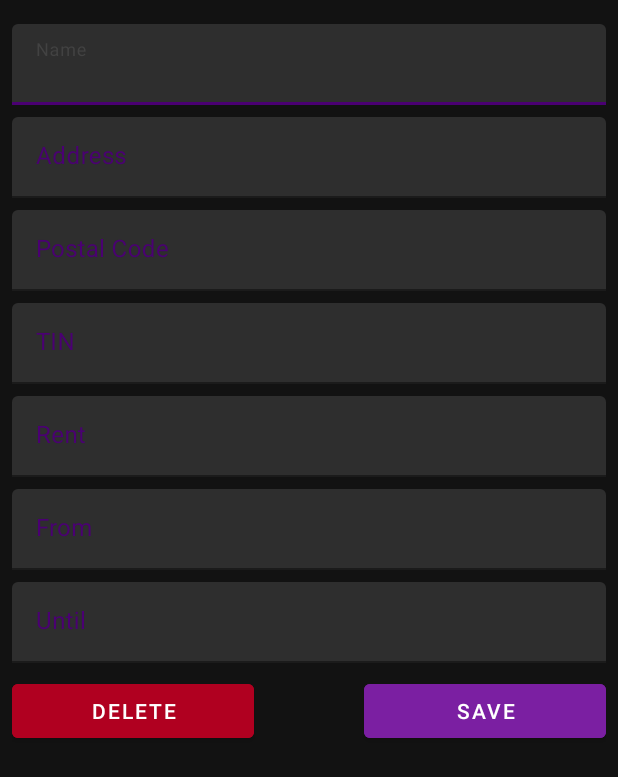
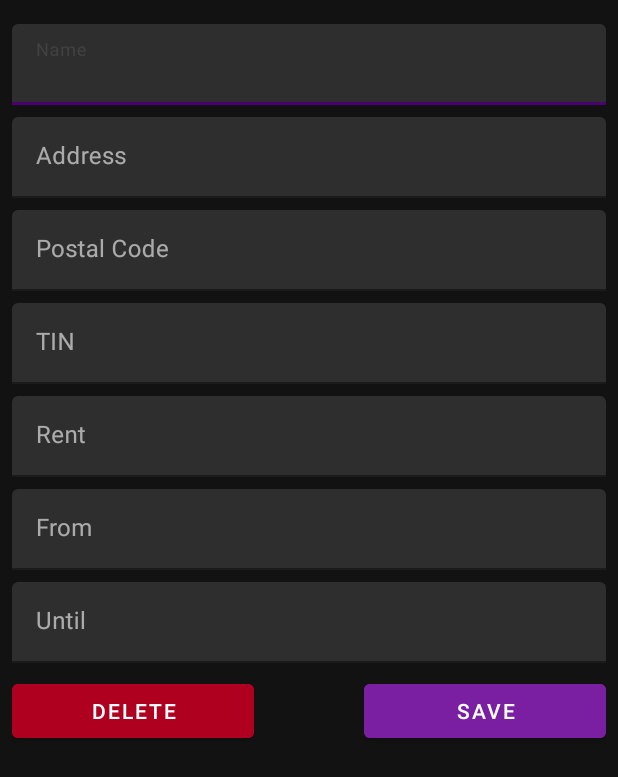
Before and after one commit to panosdim/flatman-android-app, an Android app: the layout dialog_lessee.xml on its own in the app's theme, with its tools: preview values and no code run, on a phone screen of 412 x 824 dp. Shown: the top 777 px of the screen. Run offline under Robolectric (Android 15) with nearby library versions, the phone set to English and light mode, and no system bars.

Commit message:
Fix UI hint color.

```diff
--- a/app/build.gradle
+++ b/app/build.gradle
@@ -13,8 +13,8 @@ android {
         applicationId "com.panosdim.flatman"
         minSdkVersion 26
         targetSdkVersion 29
-        versionCode 2
-        versionName '1.1'
+        versionCode 3
+        versionName '1.2'
 
         testInstrumentationRunner "androidx.test.runner.AndroidJUnitRunner"
     }
--- a/app/src/main/res/layout/dialog_balance.xml
+++ b/app/src/main/res/layout/dialog_balance.xml
@@ -15,7 +15,6 @@
         android:layout_height="wrap_content"
         android:hint="@string/date"
         android:paddingBottom="8dp"
-        android:textColorHint="@color/secondaryDarkColor"
         app:boxStrokeColor="@color/secondaryDarkColor">
 
         <com.google.android.material.textfield.TextInputEditText
@@ -35,7 +34,6 @@
         android:hint="@string/amount"
         android:paddingBottom="8dp"
         app:suffixText="@string/euro"
-        android:textColorHint="@color/secondaryDarkColor"
         app:boxStrokeColor="@color/secondaryDarkColor">
 
         <com.google.android.material.textfield.TextInputEditText
@@ -53,7 +51,6 @@
         android:layout_height="wrap_content"
         android:hint="@string/comment"
         android:paddingVertical="8dp"
-        android:textColorHint="@color/secondaryDarkColor"
         app:boxStrokeColor="@color/secondaryDarkColor">
 
         <AutoCompleteTextView
--- a/app/src/main/res/layout/dialog_flat.xml
+++ b/app/src/main/res/layout/dialog_flat.xml
@@ -13,7 +13,6 @@
         android:layout_height="wrap_content"
         android:hint="@string/name"
         android:paddingBottom="8dp"
-        android:textColorHint="@color/secondaryDarkColor"
         app:boxStrokeColor="@color/secondaryDarkColor">
 
         <com.google.android.material.textfield.TextInputEditText
@@ -30,7 +29,6 @@
         android:layout_height="wrap_content"
         android:hint="@string/address"
         android:paddingBottom="8dp"
-        android:textColorHint="@color/secondaryDarkColor"
         app:boxStrokeColor="@color/secondaryDarkColor">
 
         <com.google.android.material.textfield.TextInputEditText
@@ -47,7 +45,6 @@
         android:layout_height="wrap_content"
         android:hint="@string/floor_hint"
         android:paddingBottom="8dp"
-        android:textColorHint="@color/secondaryDarkColor"
         app:boxStrokeColor="@color/secondaryDarkColor">
 
         <com.google.android.material.textfield.TextInputEditText
--- a/app/src/main/res/layout/dialog_lessee.xml
+++ b/app/src/main/res/layout/dialog_lessee.xml
@@ -14,7 +14,6 @@
         android:layout_height="wrap_content"
         android:hint="@string/name"
         android:paddingBottom="8dp"
-        android:textColorHint="@color/secondaryDarkColor"
         app:boxStrokeColor="@color/secondaryDarkColor">
 
         <com.google.android.material.textfield.TextInputEditText
@@ -32,7 +31,6 @@
         android:layout_height="wrap_content"
         android:hint="@string/address"
         android:paddingBottom="8dp"
-        android:textColorHint="@color/secondaryDarkColor"
         app:boxStrokeColor="@color/secondaryDarkColor">
 
         <com.google.android.material.textfield.TextInputEditText
@@ -50,7 +48,6 @@
         android:layout_height="wrap_content"
         android:hint="@string/postal_code"
         android:paddingBottom="8dp"
-        android:textColorHint="@color/secondaryDarkColor"
         app:boxStrokeColor="@color/secondaryDarkColor">
 
         <com.google.android.material.textfield.TextInputEditText
@@ -69,7 +66,6 @@
         android:layout_height="wrap_content"
         android:hint="@string/tin"
         android:paddingBottom="8dp"
-        android:textColorHint="@color/secondaryDarkColor"
         app:boxStrokeColor="@color/secondaryDarkColor">
 
         <com.google.android.material.textfield.TextInputEditText
@@ -89,7 +85,6 @@
         android:hint="@string/rent"
         android:paddingBottom="8dp"
         app:suffixText="@string/euro"
-        android:textColorHint="@color/secondaryDarkColor"
         app:boxStrokeColor="@color/secondaryDarkColor">
 
         <com.google.android.material.textfield.TextInputEditText
@@ -107,7 +102,6 @@
         android:layout_height="wrap_content"
         android:hint="@string/from"
         android:paddingBottom="8dp"
-        android:textColorHint="@color/secondaryDarkColor"
         app:boxStrokeColor="@color/secondaryDarkColor">
 
         <com.google.android.material.textfield.TextInputEditText
@@ -126,7 +120,6 @@
         android:layout_height="wrap_content"
         android:hint="@string/until"
         android:paddingBottom="8dp"
-        android:textColorHint="@color/secondaryDarkColor"
         app:boxStrokeColor="@color/secondaryDarkColor">
 
         <com.google.android.material.textfield.TextInputEditText
```
